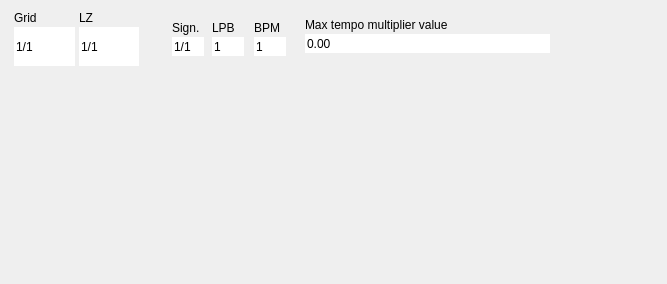
kmatheussen/radium, file Qt/qt4_upperleft_widget.ui: the form before one commit.
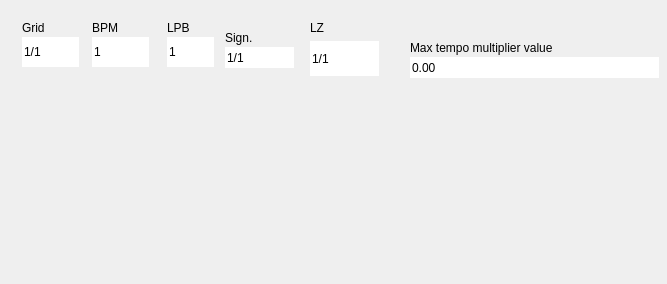
The form after the commit. Custom widgets are drawn as their Qt base class.

Commit message: Clean up signature/line numbers

```diff
--- a/Qt/qt4_upperleft_widget.ui
+++ b/Qt/qt4_upperleft_widget.ui
@@ -22,8 +22,8 @@
   <widget class="QWidget" name="ReltempoWidget" native="true">
    <property name="geometry">
     <rect>
-     <x>303</x>
-     <y>17</y>
+     <x>410</x>
+     <y>40</y>
      <width>251</width>
      <height>40</height>
     </rect>
@@ -33,16 +33,16 @@
      <number>2</number>
     </property>
     <property name="leftMargin">
-     <number>2</number>
+     <number>0</number>
     </property>
     <property name="topMargin">
      <number>1</number>
     </property>
     <property name="rightMargin">
-     <number>4</number>
+     <number>2</number>
     </property>
     <property name="bottomMargin">
-     <number>4</number>
+     <number>2</number>
     </property>
     <item>
      <widget class="QLabel" name="LPBlabel_2">
@@ -78,15 +78,15 @@
   <widget class="QWidget" name="lineZoomWidget" native="true">
    <property name="geometry">
     <rect>
-     <x>10</x>
-     <y>10</y>
-     <width>131</width>
-     <height>60</height>
+     <x>310</x>
+     <y>20</y>
+     <width>71</width>
+     <height>58</height>
     </rect>
    </property>
-   <layout class="QGridLayout" name="gridLayout" columnstretch="0,0,0,0">
+   <layout class="QVBoxLayout" name="verticalLayout">
     <property name="leftMargin">
-     <number>4</number>
+     <number>0</number>
     </property>
     <property name="topMargin">
      <number>1</number>
@@ -95,37 +95,9 @@
      <number>2</number>
     </property>
     <property name="bottomMargin">
-     <number>4</number>
-    </property>
-    <property name="horizontalSpacing">
-     <number>4</number>
-    </property>
-    <property name="verticalSpacing">
      <number>2</number>
     </property>
-    <item row="1" column="1">
-     <widget class="LZQLineEdit" name="lz">
-      <property name="sizePolicy">
-       <sizepolicy hsizetype="Fixed" vsizetype="Expanding">
-        <horstretch>1</horstretch>
-        <verstretch>0</verstretch>
-       </sizepolicy>
-      </property>
-      <property name="toolTip">
-       <string>&lt;html&gt;&lt;head/&gt;&lt;body&gt;&lt;p&gt;Line Zoom value.&lt;/p&gt;&lt;p&gt;To circumvent grid, hold the CTRL key.&lt;/p&gt;&lt;p&gt;Use mouse wheel to quicly change the value.&lt;/p&gt;&lt;/body&gt;&lt;/html&gt;</string>
-      </property>
-      <property name="inputMask">
-       <string/>
-      </property>
-      <property name="text">
-       <string>1/1</string>
-      </property>
-      <property name="frame">
-       <bool>false</bool>
-      </property>
-     </widget>
-    </item>
-    <item row="0" column="1">
+    <item>
      <widget class="QLabel" name="ExpandLabe">
       <property name="sizePolicy">
        <sizepolicy hsizetype="Preferred" vsizetype="Preferred">
@@ -141,8 +113,8 @@
       </property>
      </widget>
     </item>
-    <item row="1" column="0">
-     <widget class="GridQLineEdit" name="grid">
+    <item>
+     <widget class="LZQLineEdit" name="lz">
       <property name="sizePolicy">
        <sizepolicy hsizetype="Fixed" vsizetype="Expanding">
         <horstretch>1</horstretch>
@@ -163,31 +135,15 @@
       </property>
      </widget>
     </item>
-    <item row="0" column="0">
-     <widget class="QLabel" name="LPBlabel_3">
-      <property name="sizePolicy">
-       <sizepolicy hsizetype="Preferred" vsizetype="Preferred">
-        <horstretch>1</horstretch>
-        <verstretch>0</verstretch>
-       </sizepolicy>
-      </property>
-      <property name="toolTip">
-       <string>Grid value when using right mouse button</string>
-      </property>
-      <property name="text">
-       <string>Grid</string>
-      </property>
-     </widget>
-    </item>
    </layout>
   </widget>
   <widget class="QWidget" name="LPBWidget" native="true">
    <property name="geometry">
     <rect>
-     <x>210</x>
+     <x>165</x>
      <y>20</y>
-     <width>36</width>
-     <height>40</height>
+     <width>51</width>
+     <height>51</height>
     </rect>
    </property>
    <layout class="QVBoxLayout" name="LPBLayout">
@@ -240,10 +196,10 @@
   <widget class="QWidget" name="BPMWidget" native="true">
    <property name="geometry">
     <rect>
-     <x>252</x>
+     <x>90</x>
      <y>20</y>
-     <width>36</width>
-     <height>40</height>
+     <width>61</width>
+     <height>51</height>
     </rect>
    </property>
    <layout class="QVBoxLayout" name="BPMLayout">
@@ -296,10 +252,10 @@
   <widget class="QWidget" name="SignatureWidget" native="true">
    <property name="geometry">
     <rect>
-     <x>170</x>
-     <y>20</y>
-     <width>36</width>
-     <height>40</height>
+     <x>225</x>
+     <y>30</y>
+     <width>71</width>
+     <height>41</height>
     </rect>
    </property>
    <layout class="QVBoxLayout" name="LPBLayout_3">
@@ -307,7 +263,7 @@
      <number>2</number>
     </property>
     <property name="leftMargin">
-     <number>2</number>
+     <number>0</number>
     </property>
     <property name="topMargin">
      <number>1</number>
@@ -316,7 +272,7 @@
      <number>2</number>
     </property>
     <property name="bottomMargin">
-     <number>4</number>
+     <number>3</number>
     </property>
     <item>
      <widget class="QLabel" name="signature_label">
@@ -349,6 +305,79 @@
     </item>
    </layout>
   </widget>
+  <widget class="QWidget" name="GridWidget" native="true">
+   <property name="geometry">
+    <rect>
+     <x>20</x>
+     <y>20</y>
+     <width>61</width>
+     <height>51</height>
+    </rect>
+   </property>
+   <layout class="QVBoxLayout" name="BPMLayout_2">
+    <property name="spacing">
+     <number>2</number>
+    </property>
+    <property name="leftMargin">
+     <number>2</number>
+    </property>
+    <property name="topMargin">
+     <number>1</number>
+    </property>
+    <property name="rightMargin">
+     <number>2</number>
+    </property>
+    <property name="bottomMargin">
+     <number>4</number>
+    </property>
+    <item>
+     <widget class="QLabel" name="LPBlabel_3">
+      <property name="sizePolicy">
+       <sizepolicy hsizetype="Preferred" vsizetype="Preferred">
+        <horstretch>1</horstretch>
+        <verstretch>0</verstretch>
+       </sizepolicy>
+      </property>
+      <property name="toolTip">
+       <string>Grid value when using right mouse button</string>
+      </property>
+      <property name="text">
+       <string>Grid</string>
+      </property>
+     </widget>
+    </item>
+    <item>
+     <widget class="GridQLineEdit" name="grid">
+      <property name="sizePolicy">
+       <sizepolicy hsizetype="Fixed" vsizetype="Expanding">
+        <horstretch>1</horstretch>
+        <verstretch>0</verstretch>
+       </sizepolicy>
+      </property>
+      <property name="toolTip">
+       <string>&lt;html&gt;&lt;head/&gt;&lt;body&gt;&lt;p&gt;Grid value&lt;/p&gt;&lt;p&gt;To circumvent grid, hold the CTRL key.&lt;/p&gt;&lt;p&gt;Use mouse wheel to quicly change the value.&lt;/p&gt;&lt;/body&gt;&lt;/html&gt;</string>
+      </property>
+      <property name="inputMask">
+       <string/>
+      </property>
+      <property name="text">
+       <string>1/1</string>
+      </property>
+      <property name="frame">
+       <bool>false</bool>
+      </property>
+     </widget>
+    </item>
+   </layout>
+  </widget>
+  <zorder>ReltempoWidget</zorder>
+  <zorder>lineZoomWidget</zorder>
+  <zorder>LPBWidget</zorder>
+  <zorder>BPMWidget</zorder>
+  <zorder>SignatureWidget</zorder>
+  <zorder>LPBlabel_2</zorder>
+  <zorder>GridWidget</zorder>
+  <zorder>ExpandLabe</zorder>
  </widget>
  <customwidgets>
   <customwidget>
```
Left out of the diff: 2 changed lines with no effect on the pictures. The commit also changes 9 other files.
